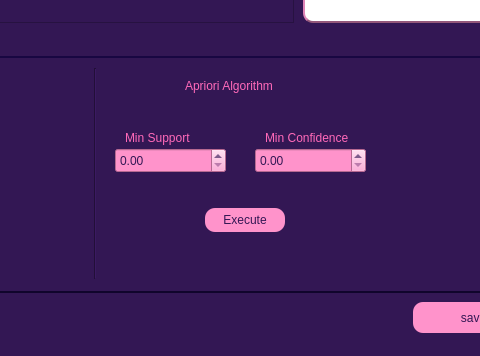
Before: the Qt Designer form PROJET_DM.ui in super-cinnamon/Projet_DM, drawn with Qt 5; both pictures show x 277 to 757 and y 348 to 704 of the 954 by 704 pixel window.
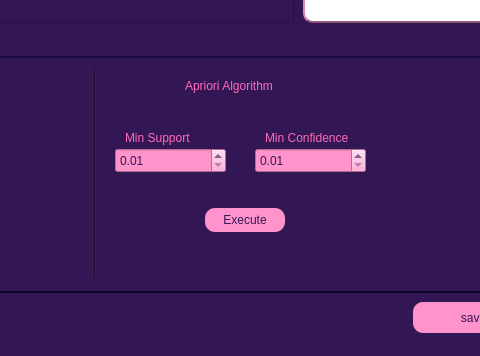
After: the same form once the commit is applied. The open tabs and pages were chosen to show the change. Icons and pictures are not drawn.

Diff of the .ui file:
```diff
--- a/PROJET_DM.ui
+++ b/PROJET_DM.ui
@@ -1219,7 +1219,7 @@
 color: rgb(51, 23, 84);</string>
       </property>
       <property name="minimum">
-       <double>0.000000000000000</double>
+       <double>0.010000000000000</double>
       </property>
       <property name="maximum">
        <double>1.000000000000000</double>
@@ -1242,7 +1242,7 @@
 color: rgb(51, 23, 84);</string>
       </property>
       <property name="minimum">
-       <double>0.000000000000000</double>
+       <double>0.010000000000000</double>
       </property>
       <property name="maximum">
        <double>1.000000000000000</double>
```
Left out of the diff: 6 changed lines with no effect on the pictures.
